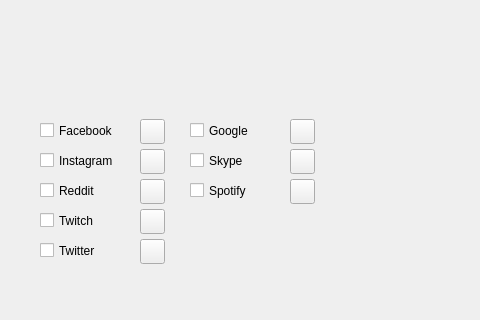
The window that sherlockGUI.ui (bitSheriff/SherlockGUI) describes before a commit, drawn with Qt 5; both pictures show x 0 to 480 and y 191 to 511 of the 800 by 600 pixel window.
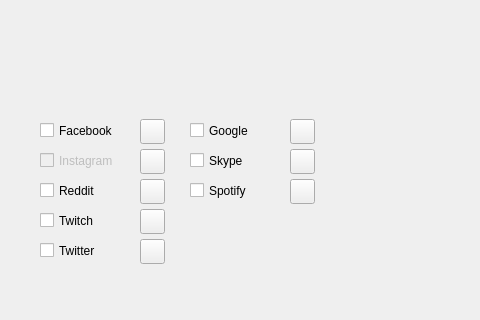
The same window after the commit. Icons and pictures are not drawn.

Patch:
```diff
--- a/sherlockGUI.ui
+++ b/sherlockGUI.ui
@@ -112,6 +112,9 @@
     </property>
    </widget>
    <widget class="QCheckBox" name="check_instagram">
+    <property name="enabled">
+     <bool>false</bool>
+    </property>
     <property name="geometry">
      <rect>
       <x>40</x>
```
Left out of the diff: 3 changed lines with no effect on the pictures.
